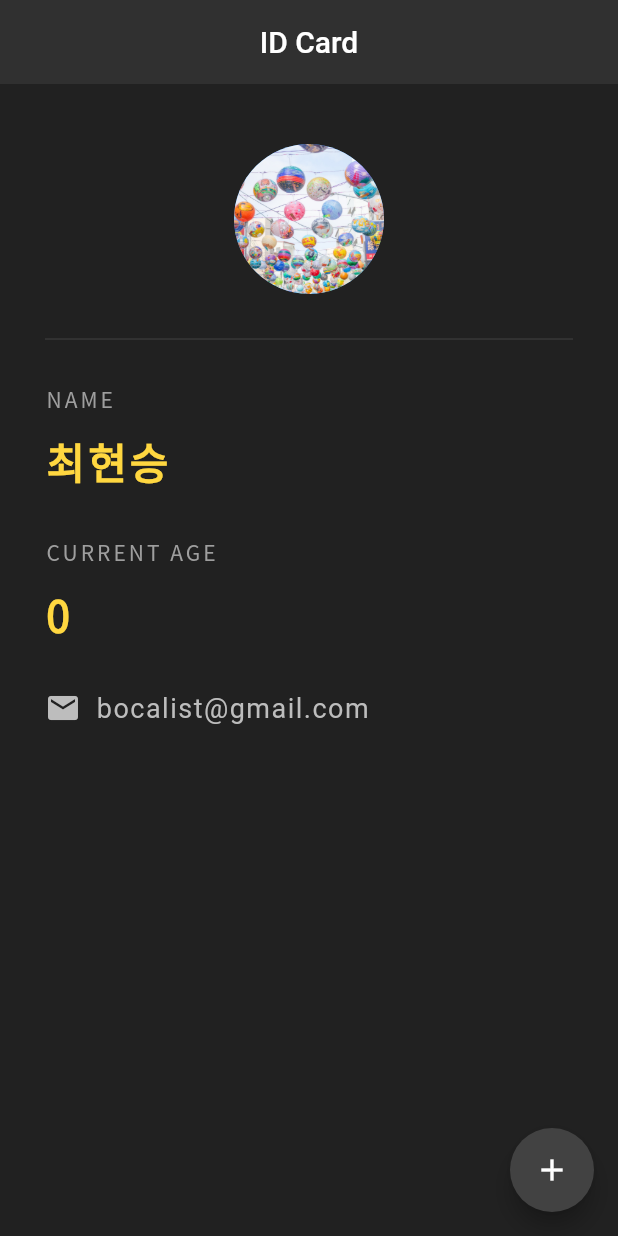
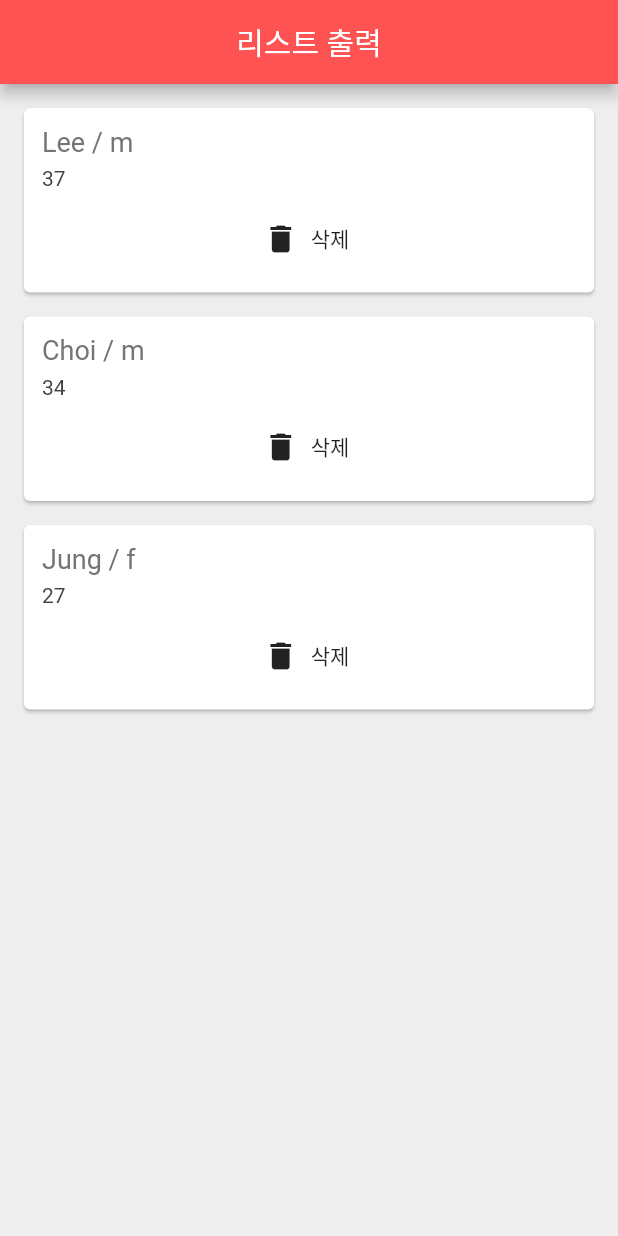
Before and after one commit to brokolidev/flutter_tutorial, a Flutter app: the screen it shows after launch, on a phone screen of 412 x 824 dp. Run offline on Flutter 3.47's test engine with Material 2 defaults, Android fonts, the phone set to English and light mode, and no system bars.

Commit message:
커스텀 위젯 만들기;

```diff
--- a/lib/main.dart
+++ b/lib/main.dart
@@ -1,115 +1,46 @@
 import 'package:flutter/material.dart';
+import 'member.dart';
+import 'member_card.dart';
 
 void main() {
-  runApp(const MaterialApp(
-    home: NinjaCard(),
+  runApp(MaterialApp(
+    home: QuoteList(),
   ));
 }
 
-class NinjaCard extends StatefulWidget {
-  const NinjaCard({Key? key}) : super(key: key);
+class QuoteList extends StatefulWidget {
+  const QuoteList({Key? key}) : super(key: key);
 
   @override
-  State<NinjaCard> createState() => _NinjaCardState();
+  _QuoteListState createState() => _QuoteListState();
 }
 
-class _NinjaCardState extends State<NinjaCard> {
+class _QuoteListState extends State<QuoteList> {
 
-  int age = 0;
+  List<Member> members = [
+    Member(name: 'Lee', age: 37, sex: 'm'),
+    Member(name: 'Choi', age: 34, sex: 'm'),
+    Member(name: 'Jung', age: 27, sex: 'f'),
+  ];
 
   @override
   Widget build(BuildContext context) {
     return Scaffold(
-      backgroundColor: Colors.grey[900],
+      backgroundColor: Colors.grey[200],
       appBar: AppBar(
-        title: Text('ID Card'),
+        title: Text('리스트 출력'),
         centerTitle: true,
-        backgroundColor: Colors.grey[850],
-        elevation: 0,
+        backgroundColor: Colors.redAccent,
       ),
-      floatingActionButton: FloatingActionButton(
-        onPressed: () {
-          setState(() {
-            age++;
-          });
-        },
-        child: Icon(Icons.add),
-        backgroundColor: Colors.grey[800],
-      ),
-      body: Padding(
-        padding: EdgeInsets.fromLTRB(30.0, 40.0, 30.0, 0.0),
-        child: Column(
-          crossAxisAlignment: CrossAxisAlignment.start,
-          children: [
-            Center(
-              child: CircleAvatar(
-                backgroundImage: AssetImage('assets/balloons.jpg'),
-                radius: 50.0,
-              ),
-            ),
-            Divider(
-              height: 60.0,
-              color: Colors.grey[800],
-            ),
-            Text(
-              'NAME',
-              style: TextStyle(
-                color: Colors.grey,
-                letterSpacing: 2.0,
-                fontFamily: 'NotoSansKR',
-              ),
-            ),
-            SizedBox(height: 10.0),
-            Text(
-              '최현승',
-              style: TextStyle(
-                color: Colors.amberAccent[200],
-                letterSpacing: 2.0,
-                fontFamily: 'NotoSansKR',
-                fontWeight: FontWeight.bold,
-                fontSize: 28.0,
-              ),
-            ),
-            SizedBox(height: 30.0),
-            Text(
-              'CURRENT AGE',
-              style: TextStyle(
-                color: Colors.grey,
-                letterSpacing: 2.0,
-                fontFamily: 'NotoSansKR',
-              ),
-            ),
-            SizedBox(height: 10.0),
-            Text(
-              '$age',
-              style: TextStyle(
-                color: Colors.amberAccent[200],
-                letterSpacing: 2.0,
-                fontFamily: 'NotoSansKR',
-                fontWeight: FontWeight.bold,
-                fontSize: 28.0,
-              ),
-            ),
-            SizedBox(height: 30.0),
-            Row(
-              children: [
-                Icon(
-                  Icons.email,
-                  color: Colors.grey[400],
-                ),
-                SizedBox(width: 10.0),
-                Text(
-                  'bocalist@gmail.com',
-                  style: TextStyle(
-                    color: Colors.grey[400],
-                    fontSize: 18.0,
-                    letterSpacing: 1.0,
-                  ),
-                )
-              ],
-            )
-          ],
-        ),
+      body: Column(
+        children: members.map((member) => MemberCard(
+          member: member,
+          delete: () {
+            setState(() {
+              members.remove(member);
+            });
+          }
+        )).toList(),
       ),
     );
   }
--- /dev/null
+++ b/lib/member.dart
@@ -0,0 +1,9 @@
+class Member {
+
+  String name;
+  int age;
+  String sex;
+
+  Member({ required this.name, required this.age, required this.sex });
+
+}
--- /dev/null
+++ b/lib/member_card.dart
@@ -0,0 +1,44 @@
+import 'package:flutter/material.dart';
+import 'member.dart';
+
+class MemberCard extends StatelessWidget {
+
+  final Member member;
+  final Function delete;
+
+  const MemberCard({ required this.member, required this.delete });
+
+  @override
+  Widget build(BuildContext context) {
+    return Card(
+      margin: EdgeInsets.fromLTRB(16.0, 16.0, 16.0, 0),
+      child: Padding(
+        padding: const EdgeInsets.all(12.0),
+        child: Column(
+          crossAxisAlignment: CrossAxisAlignment.stretch,
+          children: [
+            Text(
+              '${member.name} / ${member.sex}',
+              style: TextStyle(
+                fontSize: 18.0,
+                color: Colors.grey[600],
+              ),
+            ),
+            SizedBox(height: 6.0),
+            Text(
+              member.age.toString(),
+              style: TextStyle(
+                  fontSize: 14.0,
+                  color: Colors.grey[800]
+              ),
+            ),
+            SizedBox(height: 8.0),
+            FlatButton.icon(onPressed: () {
+              delete;
+            }, icon: Icon(Icons.delete), label: Text('삭제'))
+          ],
+        ),
+      ),
+    );
+  }
+}
```
Also changed, not shown: 1 other file.
